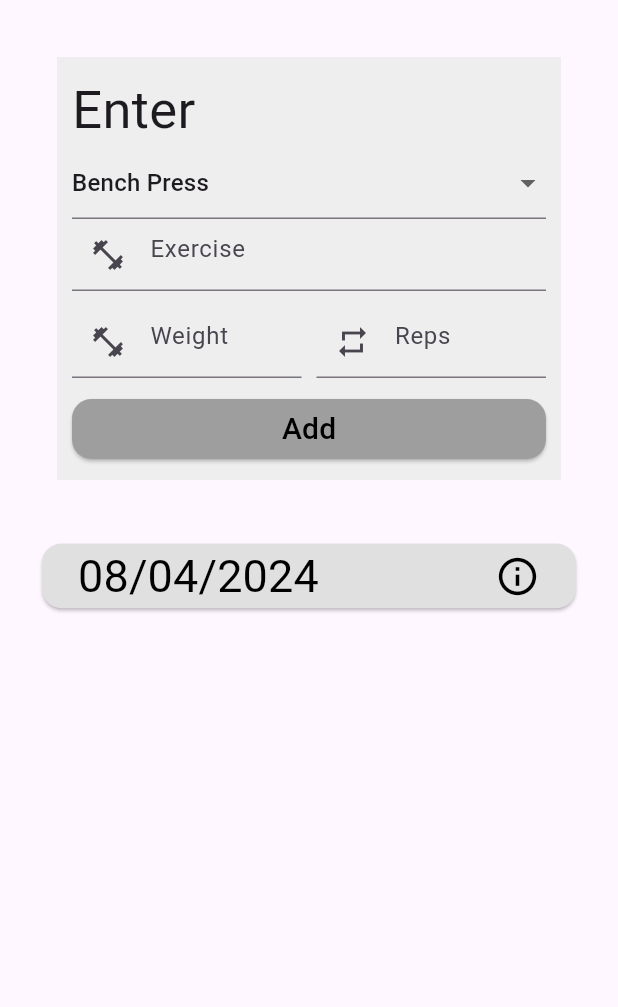
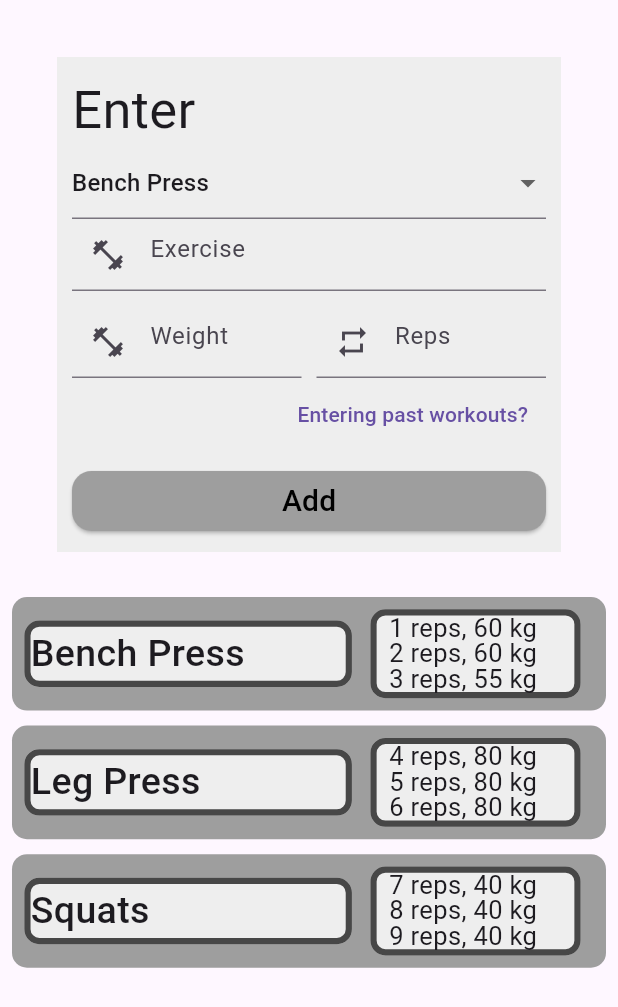
Before and after one commit to 2022508/fitness_app, a Flutter app: the WorkoutScreen screen opened directly, on a phone screen of 412 x 824 dp. Shown: the top 1007 px of the screen. Run offline on Flutter 3.47's test engine with Material 3 defaults, Android fonts, the phone set to English and light mode, and no system bars.

Commit message:
create design

```diff
--- a/lib/components/workout_data_container.dart
+++ b/lib/components/workout_data_container.dart
@@ -3,16 +3,24 @@
 import 'package:flutter/material.dart';
 
 class MyWorkoutData extends StatelessWidget {
-  const MyWorkoutData({super.key});
+  final String exercise;
+  final List<double> reps;
+  final List<double> weight;
+
+  const MyWorkoutData(
+      {super.key,
+      required this.exercise,
+      required this.reps,
+      required this.weight});
 
   @override
   Widget build(BuildContext context) {
     double width = MediaQuery.of(context).size.width;
     final double paddingWidth = width * 0.02;
     TextStyle exerciseTextStyle =
-        TextStyle(fontSize: 35, fontWeight: FontWeight.w400);
+        TextStyle(fontSize: 25, fontWeight: FontWeight.w500);
     TextStyle dataTextStyle =
-        TextStyle(fontSize: 20, fontWeight: FontWeight.w300);
+        TextStyle(fontSize: 17, fontWeight: FontWeight.w400, height: 1);
 
     return Container(
       decoration: BoxDecoration(
@@ -23,7 +31,7 @@ class MyWorkoutData extends StatelessWidget {
       child: Row(
         children: [
           Container(
-              width: width * 0.67,
+              width: width * 0.53,
               decoration: BoxDecoration(
                 color: Colors.grey[200],
                 borderRadius: BorderRadius.circular(10.0),
@@ -32,10 +40,10 @@ class MyWorkoutData extends StatelessWidget {
                   width: width * 0.01,
                 ),
               ),
-              child: Text('Bench Press', style: exerciseTextStyle)),
-          SizedBox(width: width * 0.05),
+              child: Text(exercise, style: exerciseTextStyle)),
+          SizedBox(width: width * 0.03),
           Container(
-            width: width * 0.2,
+            width: width * 0.34,
             decoration: BoxDecoration(
               color: Colors.grey[200],
               borderRadius: BorderRadius.circular(10.0),
@@ -49,8 +57,15 @@ class MyWorkoutData extends StatelessWidget {
               child: Column(
                 crossAxisAlignment: CrossAxisAlignment.start,
                 children: [
-                  Text("8 reps", style: dataTextStyle),
-                  Text("60 kg", style: dataTextStyle)
+                  for (int i = 0; i < reps.length; i++)
+                    Row(
+                      children: [
+                        Text("${reps[i].toStringAsFixed(0)} reps, ",
+                            style: dataTextStyle),
+                        Text("${weight[i].toStringAsFixed(0)} kg",
+                            style: dataTextStyle)
+                      ],
+                    ),
                 ],
               ),
             ),
--- a/lib/screens/create_screen.dart
+++ b/lib/screens/create_screen.dart
@@ -1,8 +1,6 @@
 // ignore_for_file: prefer_const_constructors, prefer_const_literals_to_create_immutables
 
 import 'package:fitness_app/components/elevated_button.dart';
-import 'package:fitness_app/components/workout_data_container.dart';
-import 'package:fitness_app/components/workouts_button.dart';
 import 'package:flutter/material.dart';
 
 class CreateScreen extends StatefulWidget {
@@ -88,24 +86,14 @@ class _CreateScreenState extends State<CreateScreen> {
                   ),
                   SizedBox(height: 5),
                   Row(
-                    children: [
-                      Spacer(),
-                      TextButton(
-                          onPressed: () {},
-                          child: Text(
-                            "Entering past workouts?",
-                          )),
-                    ],
-                  ),
-                  Row(
                     children: [Expanded(child: MyElevatedButton(text: "Add"))],
                   ),
                 ],
               ),
             ),
-            MyWorkoutData(),
+            // MyWorkoutData(),
             SizedBox(height: 10),
-            MyWorkoutData(),
+            // MyWorkoutData(),
           ],
         ),
       ),
--- a/lib/screens/workout_screen.dart
+++ b/lib/screens/workout_screen.dart
@@ -1,7 +1,8 @@
-// ignore_for_file: prefer_const_constructors, prefer_const_literals_to_create_immutables
+// ignore_for_file: prefer_const_constructors, prefer_const_literals_to_create_immutables, avoid_print
 
 import 'package:fitness_app/components/elevated_button.dart';
-import 'package:fitness_app/components/workouts_button.dart';
+import 'package:fitness_app/components/workout_data_container.dart';
+import 'package:fitness_app/services/workout_data_services.dart';
 import 'package:flutter/material.dart';
 
 class WorkoutScreen extends StatefulWidget {
@@ -15,6 +16,47 @@ class _WorkoutScreenState extends State<WorkoutScreen> {
   @override
   Widget build(BuildContext context) {
     double width = MediaQuery.of(context).size.width;
+
+    List<WorkoutDataService> workoutData = [
+      WorkoutDataService(exercise: "Bench Press", reps: 1, weight: 60),
+      WorkoutDataService(exercise: "Bench Press", reps: 2, weight: 60),
+      WorkoutDataService(exercise: "Bench Press", reps: 3, weight: 55),
+      WorkoutDataService(exercise: "Leg Press", reps: 4, weight: 80),
+      WorkoutDataService(exercise: "Leg Press", reps: 5, weight: 80),
+      WorkoutDataService(exercise: "Leg Press", reps: 6, weight: 80),
+      WorkoutDataService(exercise: "Squats", reps: 7, weight: 40),
+      WorkoutDataService(exercise: "Squats", reps: 8, weight: 40),
+      WorkoutDataService(exercise: "Squats", reps: 9, weight: 40),
+    ];
+    //https://stackoverflow.com/questions/55579906/how-to-count-items-occurence-in-a-list
+
+    Map<String, List<double>> map2 = {};
+    List<double> reps = [];
+    List<double> weight = [];
+    bool isReps = true;
+    for (var element in workoutData) {
+      if (!map2.containsKey(element.exercise)) {
+        map2[element.exercise] = [element.reps, element.weight];
+      } else {
+        map2[element.exercise]?.add(element.reps);
+        map2[element.exercise]?.add(element.weight);
+      }
+    }
+    try {
+      for (var element in map2.entries) {
+        for (var data in element.value) {
+          if (isReps) {
+            reps.add(data);
+            isReps = false;
+          } else {
+            weight.add(data);
+            isReps = true;
+          }
+        }
+      }
+    } catch (e) {
+      print(e);
+    }
 
     return Scaffold(
         body: SafeArea(
@@ -86,6 +128,16 @@ class _WorkoutScreenState extends State<WorkoutScreen> {
                           ),
                         ],
                       ),
+                      Row(
+                        children: [
+                          Spacer(),
+                          TextButton(
+                              onPressed: () {},
+                              child: Text(
+                                "Entering past workouts?",
+                              )),
+                        ],
+                      ),
                       SizedBox(height: 10),
                       Row(
                         children: [
@@ -95,9 +147,25 @@ class _WorkoutScreenState extends State<WorkoutScreen> {
                     ],
                   ),
                 ),
-                Container(
-                    margin: const EdgeInsets.only(left: 20, right: 20, top: 10),
-                    child: MyWorkoutsButton(text: "08/04/2024")),
+                for (int i = 0; i < map2.length; i++)
+                  Padding(
+                    padding: const EdgeInsets.only(bottom: 10),
+                    child: MyWorkoutData(
+                      exercise: map2.keys.elementAt(i),
+                      reps: map2[map2.keys.elementAt(i)]!
+                          .where((element) =>
+                              map2[map2.keys.elementAt(i)]!.indexOf(element) %
+                                  2 ==
+                              0)
+                          .toList(),
+                      weight: map2[map2.keys.elementAt(i)]!
+                          .where((element) =>
+                              map2[map2.keys.elementAt(i)]!.indexOf(element) %
+                                  2 !=
+                              0)
+                          .toList(),
+                    ),
+                  ),
               ],
             ),
           )),
--- /dev/null
+++ b/lib/services/workout_data_services.dart
@@ -0,0 +1,8 @@
+class WorkoutDataService {
+  late String exercise;
+  late double reps;
+  late double weight;
+
+  WorkoutDataService(
+      {required this.exercise, required this.reps, required this.weight});
+}
```
